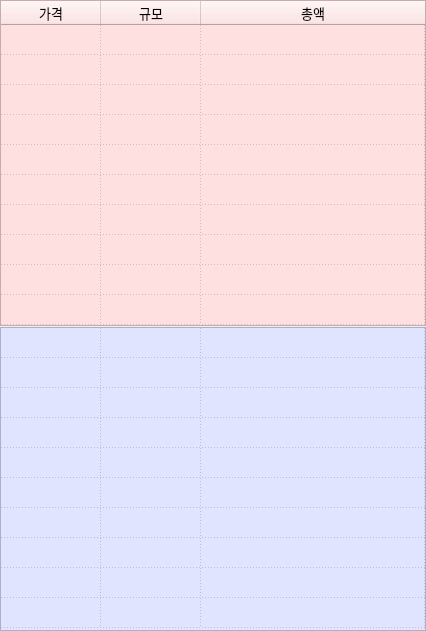
First picture: the form in source/orderbook.ui, repository True-Kim/Coin_project, before the edit.
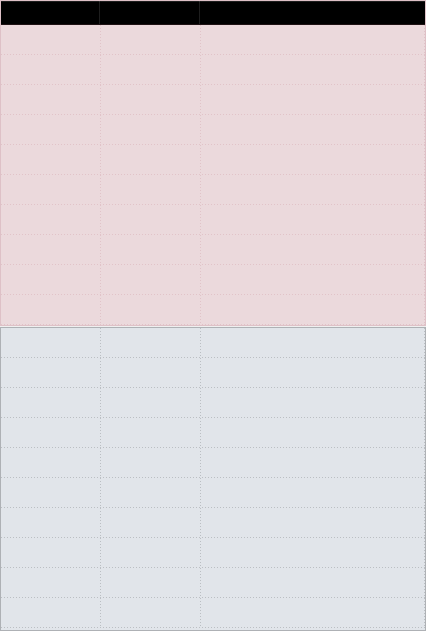
Second picture: the form after the edit.

```diff
--- a/source/orderbook.ui
+++ b/source/orderbook.ui
@@ -57,7 +57,7 @@
       <bool>false</bool>
      </property>
      <property name="styleSheet">
-      <string notr="true">background-color : rgb(255, 224, 224);</string>
+      <string notr="true">background-color : rgba(218, 127, 143, 50);</string>
      </property>
      <property name="lineWidth">
       <number>0</number>
@@ -154,7 +154,7 @@
       </font>
      </property>
      <property name="styleSheet">
-      <string notr="true">background-color : rgb(225, 228, 255);
+      <string notr="true">background-color : #e1e5ea;
 
 </string>
      </property>
```
